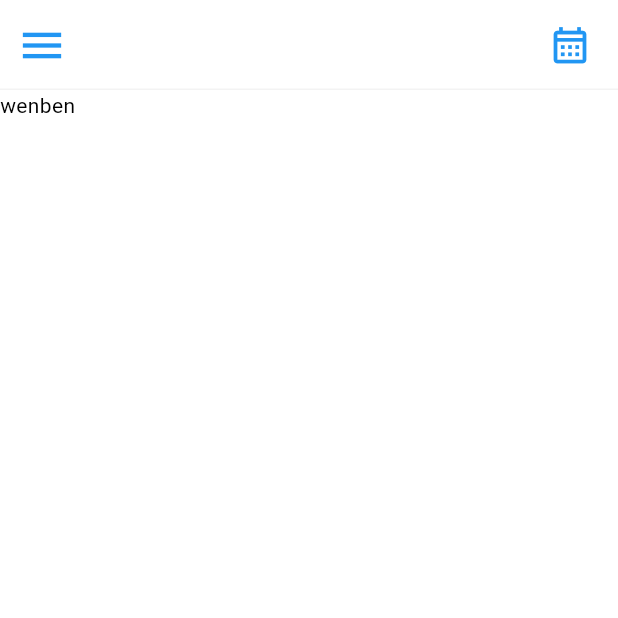
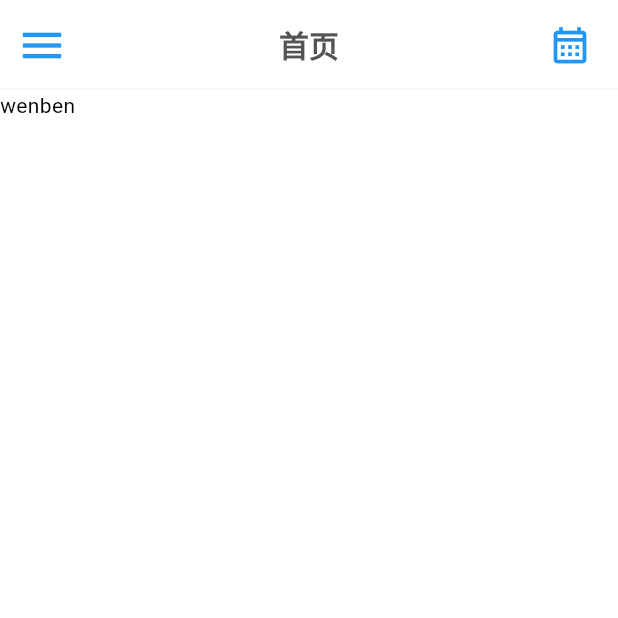
Before and after one commit to sudafin/xingxing_forum_app, a Flutter app: the screen it shows after launch, on a phone screen of 412 x 824 dp, the top half of it. Run offline on Flutter 3.47's test engine with Material 3 defaults, Android fonts, the phone set to English and light mode, and no system bars; our stand-ins replace fluttertoast, font_awesome_flutter, logger, package_info_plus; missing offline and left inert: android_intent_plus, clipboard.

Commit message:
feat(main): 优化主题颜色和布局
- 调整了主页面的AppBar样式，增加了自定义的HomeAppBar
- 优化了主题颜色设置，根据不同主题调整字体和背景颜色
- 添加了分享功能的实现，使用ShareWidget作为底部弹窗
- 集成了url_launcher和flutter_inappwebview插件，支持网页打开和分享功能

```diff
--- a/lib/main.dart
+++ b/lib/main.dart
@@ -33,8 +33,11 @@ class _MyAppState extends State<MyApp> {
       theme: ThemeData(
         brightness: Brightness.light,
         appBarTheme: AppBarTheme(
+        //appbar字体颜色
           titleTextStyle: TextStyle(
-            color: Colors.white,
+            color: context.watch<StoreViewModel>().theme == Brightness.light
+                ? Color.fromARGB(243, 74, 74, 74)
+                : Color(0xFFFFFFFF),
             fontSize: 20,
             fontWeight: FontWeight.bold,
           ),
@@ -44,9 +47,14 @@ class _MyAppState extends State<MyApp> {
         ),
         splashColor: Colors.transparent,
         highlightColor: Colors.transparent,
+        //组件颜色设置
         colorScheme: ColorScheme.light(
           primary: Colors.teal, // 主颜色，用于滑块
           surface: Colors.white, // 卡片颜色
+          //显示文本字体颜色
+          onSurface: context.watch<StoreViewModel>().theme == Brightness.light
+              ? Colors.black
+              : Color(0xFFF3F3F3),
         ),
         scaffoldBackgroundColor: Color(0xFFFFFFFF),
         inputDecorationTheme: InputDecorationTheme(
--- a/lib/pages/main/appbar_widget.dart
+++ b/lib/pages/main/appbar_widget.dart
@@ -14,6 +14,8 @@ class AppBarWidgetHome extends StatelessWidget implements PreferredSizeWidget {
   Widget build(BuildContext context) {
     if (pageType==PageType.message) {
       return MessageAppBar();
+    } else if (pageType==PageType.home) {
+      return HomeAppBar();
     } else {
       return CommonAppBar(pageType: pageType);
     }
@@ -84,13 +86,6 @@ class MessageAppBar extends StatelessWidget {
         ),
         title: Text(
           '消息',
-          style: TextStyle(
-            color: context.watch<StoreViewModel>().theme == Brightness.dark
-                ? Colors.white
-                : Colors.black,
-            fontSize: 20,
-            fontWeight: FontWeight.w100,
-          ),
         ),
         actions: [
           // 添加好友
@@ -154,3 +149,47 @@ class CommonAppBar extends StatelessWidget {
       );
   }
 }
+
+class HomeAppBar extends StatelessWidget {
+  const HomeAppBar({super.key});
+
+  @override
+  Widget build(BuildContext context) {
+    return  AppBar(
+        //加上border
+        shape: Border(
+          bottom: BorderSide(color: Color(0xFFF3F3F3), width: 1),
+        ),
+        //点击推拉出菜单栏
+        leading: IconButton(
+          onPressed: () {
+            //打开菜单栏
+            Scaffold.of(context).openDrawer();
+          },
+          icon: Icon(
+            Icons.menu,
+            color: Colors.blue,
+            size: 34,
+          ),
+        ),
+        //如果是群组页面index为1，则显示搜索框
+        title: Text('首页'),
+        //听歌图标和邮件图标太靠右
+        actions: [
+          Padding(
+            padding: EdgeInsets.only(right: 8),
+            child: IconButton(
+              onPressed: () {
+                Navigator.pushNamed(context, '/task');
+              },
+              icon: Icon(
+                Icons.calendar_month_outlined,
+                color: Colors.blue,
+                size: 29,
+              ),
+            ),
+          ),
+        ],
+      );
+  }
+}
--- a/lib/pages/main/main.dart
+++ b/lib/pages/main/main.dart
@@ -1,4 +1,5 @@
 import 'package:flutter/material.dart';
+import 'package:xingxing_forum_app/utils/size_fit.dart';
 import 'init_item.dart';
 
 
@@ -13,6 +14,7 @@ class MainPageState extends State<MainPage> {
 static int currentPageIndex = 0;
   @override
   Widget build(BuildContext context) {
+    SizeFit.initialize(context);
     return Scaffold(
       body: IndexedStack(
         index: currentPageIndex,
--- /dev/null
+++ b/lib/utils/size_fit.dart
@@ -0,0 +1,43 @@
+import 'package:flutter/material.dart';
+
+class SizeFit {
+//屏幕尺寸
+static double screenWidth = 0;
+static double screenHeight = 0;
+//状态栏高度
+static double statusBarHeight = 0;
+//rpx用于设计稿.1rpx = 屏幕宽度/750,用于屏幕适配,在设置尺寸时使用
+static double rpx = 0;
+//px用于代码.1px = 屏幕宽度/1080 * rpx
+static double px = 0;
+
+static void initialize(BuildContext context){
+  final mediaQueryData = MediaQuery.of(context);
+  screenWidth = mediaQueryData.size.width;
+  screenHeight = mediaQueryData.size.height;
+  statusBarHeight = mediaQueryData.padding.top;
+  rpx = screenWidth / 750;
+}
+//将设计稿的尺寸转换为代码的尺寸
+static double setRpx(double size){
+  return rpx * size;
+}
+//将设计稿的尺寸转换为代码的尺寸
+static double setPx(double size){
+  return px * size;
+}
+}
+
+//扩展方法语法,将double类型扩展两个方法rpx和px,用于设置尺寸,double类型数据可以直接使用.rpx和.px就能获取到适配后的尺寸
+/**
+ *  20.rpx = 20 * SizeFit.setRpx(1)
+ *  20.px = 20 * SizeFit.setPx(1)
+ */
+extension DoubleFit on double{
+  double get rpx => SizeFit.setRpx(this);
+  double get px => SizeFit.setPx(this);
+}
+extension IntFit on int{
+  double get rpx => SizeFit.setRpx(toDouble());
+  double get px => SizeFit.setPx(toDouble());
+}
--- a/pubspec.yaml
+++ b/pubspec.yaml
@@ -51,6 +51,9 @@ dependencies:
   permission_handler: ^10.2.0
   permission_handler_android: ^10.3.6
   package_info_plus: ^4.0.0  # 用于获取应用版本号
+  font_awesome_flutter: ^10.5.0  # 用于获取常见的图标
+  clipboard: ^0.1.3  # 用于复制粘贴链接
+  android_intent_plus: ^4.0.0 # 用于跳转目标程序
 
 dev_dependencies:
   flutter_test:
```
Also changed, not shown: lib/pages/main/menu_drawer.dart (+12 -16 lines), lib/pages/main/share_widget.dart (added, +123 -0 lines), pubspec.lock.
